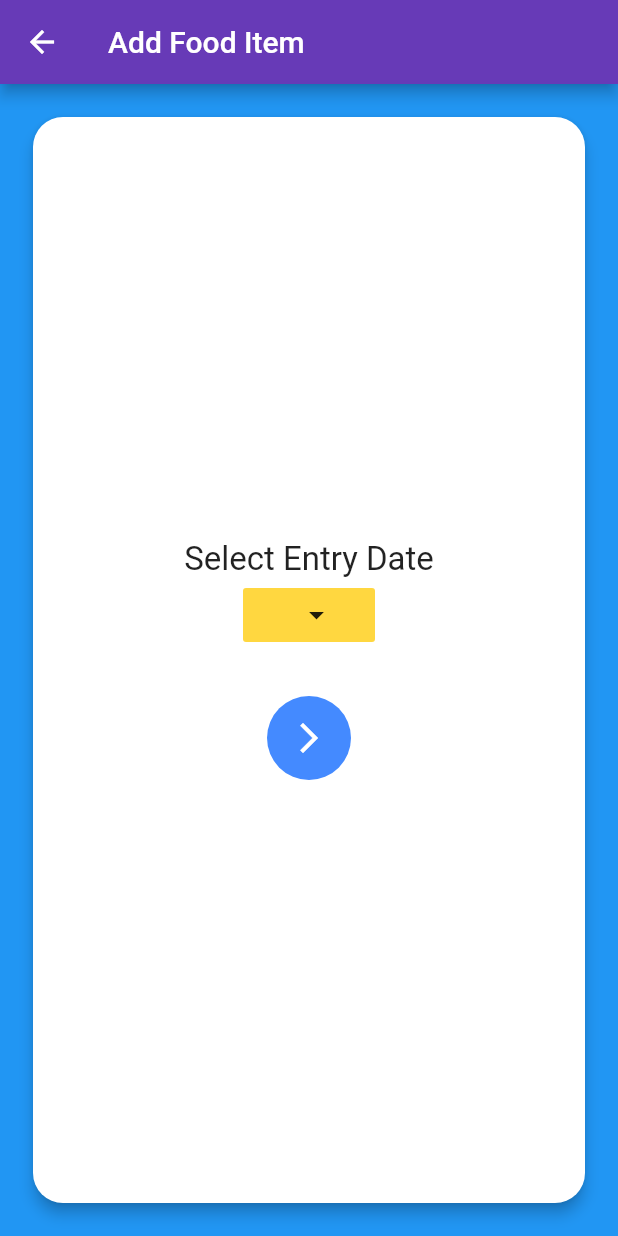
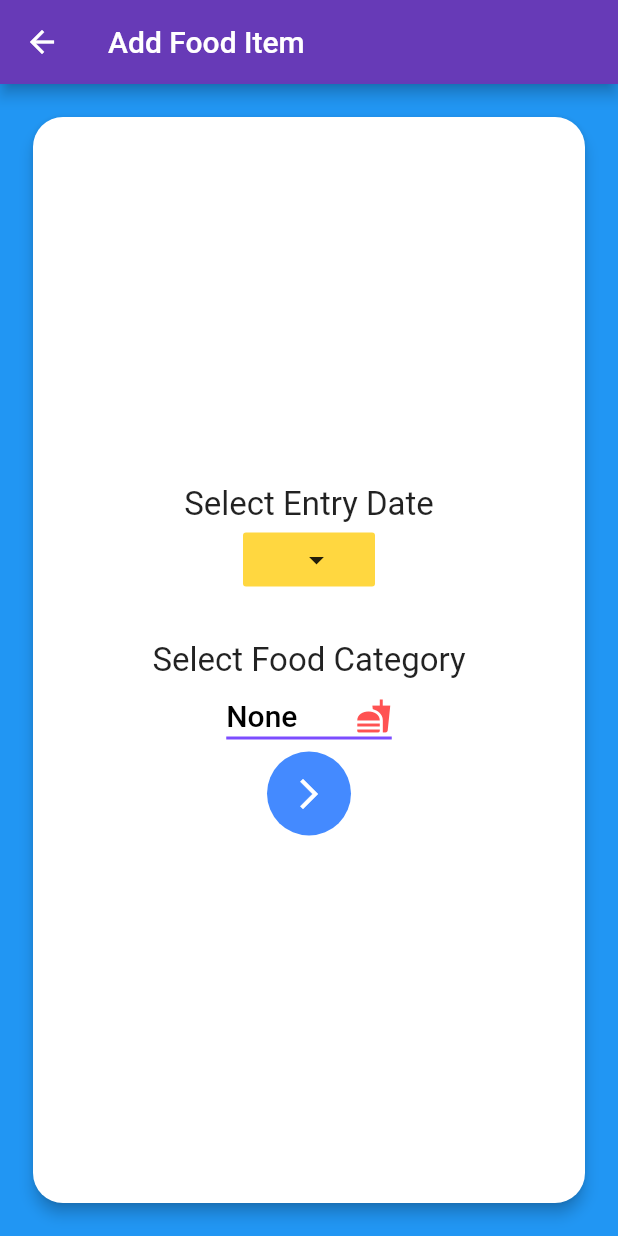
Before and after one commit to utsavmajhi/MessAdminIITP, a Flutter app: the AddFoodItem screen opened by its route, on a phone screen of 412 x 824 dp. Run offline on Flutter 3.47's test engine with Material 2 defaults, Android fonts, the phone set to English and light mode, and no system bars; our stand-ins replace cloud_firestore, firebase_auth, flutter_svg, google_fonts, modal_progress_hud; missing offline and left inert: strings; accounts and stored records are empty.

Commit message:
UI completed of add food item list

```diff
--- a/lib/PassArguments/AdditemScreen1.dart
+++ b/lib/PassArguments/AdditemScreen1.dart
@@ -1,4 +1,5 @@
 class AdditemScreen1{
   String date;
-  AdditemScreen1(this.date);
+  String food_cat;
+  AdditemScreen1({this.date,this.food_cat});
 }
--- a/lib/Screens/AddFoodItem.dart
+++ b/lib/Screens/AddFoodItem.dart
@@ -84,9 +84,44 @@ class _AddFoodItemState extends State<AddFoodItem> {
                         SizedBox(
                           height: 30,
                         ),
+                        Text(
+                          'Select Food Category',
+                          style: TextStyle(
+                              fontSize: 22
+                          ),
+                        ),
+                        DropdownButton<String>(
+                          value: _foodcat ,
+                          icon: Icon(Icons.fastfood,
+                            color: Colors.redAccent,),
+                          iconSize: 24,
+                          elevation: 16,
+                          style: TextStyle(color: Colors.deepPurple),
+                          underline: Container(
+                            height: 2,
+                            color: Colors.deepPurpleAccent,
+                          ),
+                          onChanged: (String newValue) {
+                            setState(() {
+                              _foodcat = newValue;
+                            });
+                          },
+                          items: <String>['None','Breakfast','Lunch','Snacks','Dinner']
+                              .map<DropdownMenuItem<String>>((String value) {
+                            return DropdownMenuItem<String>(
+                              value: value,
+                              child: Text(value,
+                                style: TextStyle(
+                                    color: Colors.black,
+                                    fontSize: 20,
+                                    fontWeight: FontWeight.w500
+                                ),),
+                            );
+                          }).toList(),
+                        ),
                         GestureDetector(
                           onTap: (){
-                            Navigator.pushNamed(context,EntryFinalScreen.id,arguments: AdditemScreen1(changetimeformat(_dateTime)));
+                            Navigator.pushNamed(context,EntryFinalScreen.id,arguments: AdditemScreen1(date:changetimeformat(_dateTime),food_cat: _foodcat));
                           },
                           child: CircleAvatar(
                             radius: 28,
```
Also changed, not shown: lib/Screens/EntryFinalScreen.dart (+55 -7 lines), images/breakfast.svg (added), images/dinner.svg (added), images/lunch.svg (added), images/lunch2.svg (added), images/snacks2.svg (added).
